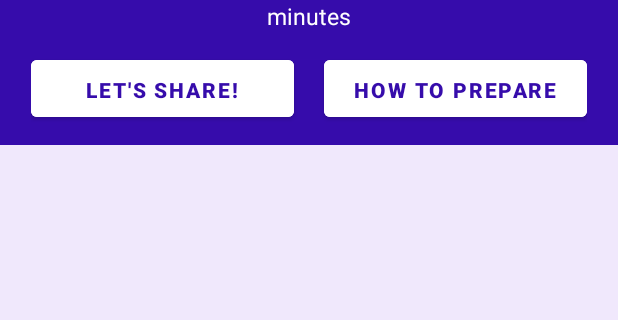
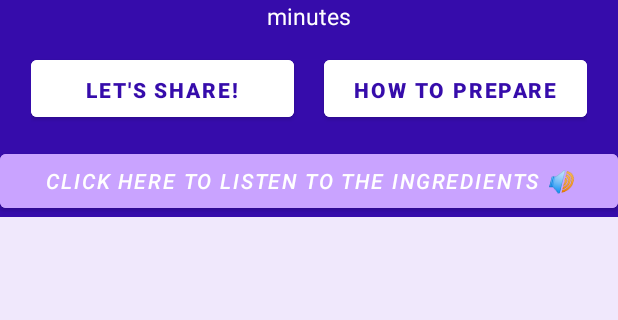
Before and after one commit to Jade-Apers/recipeapp, an Android app: the layout activity_detail.xml on its own in the app's theme, with its tools: preview values and no code run, on a phone screen of 412 x 824 dp, the part 465-785 px from its top. Run offline under Robolectric (Android 15) with nearby library versions, the phone set to English and light mode, and no system bars; network calls fail.

Commit message:
add translate function to speak out the ingredients

```diff
--- a/app/src/main/res/layout/activity_detail.xml
+++ b/app/src/main/res/layout/activity_detail.xml
@@ -16,6 +16,7 @@
         android:scaleType="fitXY"
         android:src="@mipmap/ic_launcher"
         android:contentDescription="@string/recipe" />
+
 
     <TextView
         android:id="@+id/text_view_title_detail"
@@ -45,12 +46,15 @@
         android:paddingBottom="10dip"
         />
 
+
+
     <LinearLayout
         android:layout_width="wrap_content"
         android:layout_height="wrap_content"
         android:orientation="horizontal"
         android:layout_gravity="center"
         >
+
 
         <Button
             android:id="@+id/share_button"
@@ -79,8 +83,17 @@
             android:text="@string/prepare"
             android:layout_marginTop="5dp"
             android:layout_marginBottom="10dp"/>
-
     </LinearLayout>
+    <Button
+        android:id="@+id/translate"
+        android:layout_width="match_parent"
+        android:layout_height="wrap_content"
+        android:layout_gravity="center_vertical|center_horizontal"
+        android:backgroundTint="#C9A3FF"
+        android:textColor="@color/white"
+        android:textStyle="italic"
+        android:text="@string/Speaker"
+        />
 
     <ScrollView
         android:layout_width="match_parent"
@@ -97,6 +110,11 @@
             android:textSize = "22sp"
             android:textColor="@color/black"
             />
+
     </ScrollView>
 
+
+
+
+
 </LinearLayout>
--- a/app/src/main/res/layout/activity_main.xml
+++ b/app/src/main/res/layout/activity_main.xml
@@ -32,7 +32,6 @@
             android:layout_marginStart="20dp"
             android:layout_marginTop="5dp"
             android:layout_marginEnd="5dp"
-            android:background="#E34949"
             android:onClick="sortAll"
             android:text="@string/All"
             android:textColor="#FBF5C8" />
@@ -44,7 +43,6 @@
             android:layout_height="match_parent"
             android:layout_marginTop="5dp"
             android:layout_marginEnd="5dp"
-            android:background="#E34949"
             android:text="@string/Breakfast"
             android:textColor="#FBF5C8" />
 
@@ -55,7 +53,6 @@
             android:layout_height="match_parent"
             android:layout_marginTop="5dp"
             android:layout_marginEnd="20dp"
-            android:background="#E34949"
             android:text="@string/Dinner"
             android:textColor="#FBF5C8" />
     </LinearLayout>
@@ -72,7 +69,6 @@
             android:layout_height="match_parent"
             android:layout_marginTop="5dp"
             android:layout_marginStart="20dp"
-            android:background="#E34949"
             android:text="@string/Lunch"
             android:textColor="#FBF5C8"
             />
@@ -84,7 +80,6 @@
             android:layout_height="match_parent"
             android:layout_marginTop="5dp"
             android:layout_marginStart="5dp"
-            android:background="#E34949"
             android:text="@string/Teatime"
             android:textColor="#FBF5C8"
             />
@@ -97,7 +92,6 @@
             android:layout_marginTop="5dp"
             android:layout_marginEnd="20dp"
             android:layout_marginStart="5dp"
-            android:background="#E34949"
             android:text="@string/Snack"
             android:textColor="#FBF5C8"
             />
--- a/app/src/main/res/values/strings.xml
+++ b/app/src/main/res/values/strings.xml
@@ -15,4 +15,5 @@
     <string name="Snack">Snack</string>
     <string name="All">All</string>
     <string name="Translate">Click here to translate</string>
+    <string name="Speaker">Click here to listen to the ingredients 🔊</string>
 </resources>
```
Also changed, not shown: app/src/main/java/com/example/recipeappmobile/DetailActivity.java (+36 -0 lines), 2 other files.
